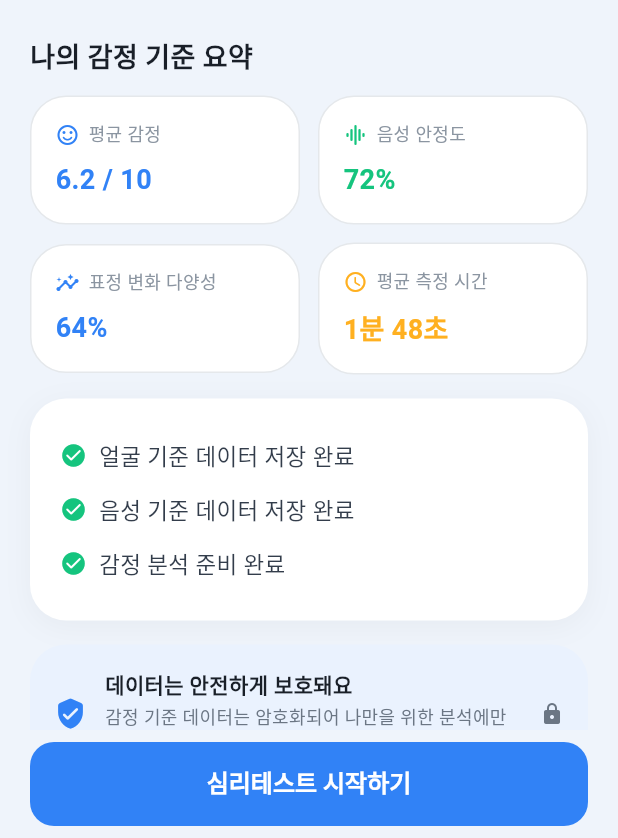
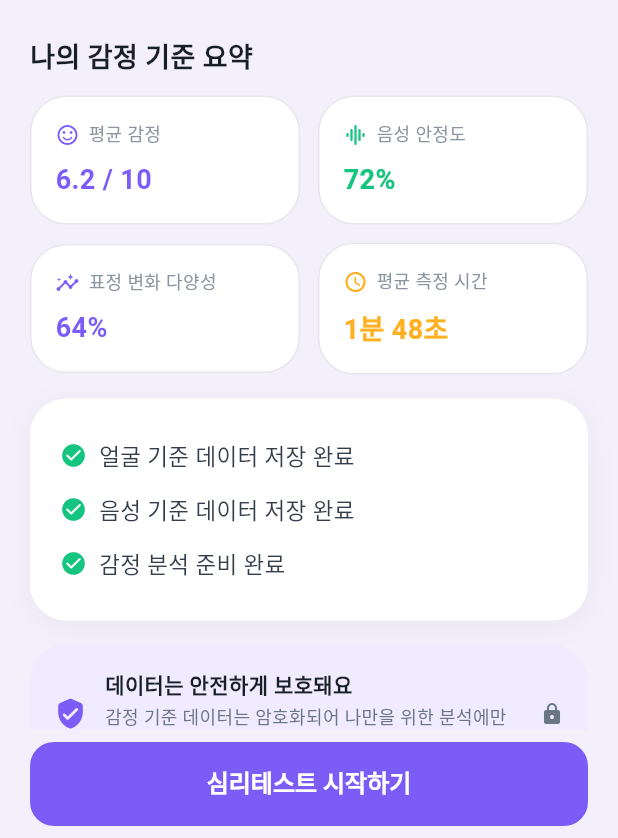
Before and after one commit to c189021/Oddo_app, a Flutter app: the BaselineDoneScreen screen opened by its route, on a phone screen of 412 x 824 dp, the part 398-1236 px from its top. Run offline on Flutter 3.47's test engine with Material 3 defaults, Android fonts, the phone set to English and light mode, and no system bars; our stand-ins replace camera, cloud_firestore, dio, firebase_auth, firebase_core, flutter_riverpod and 4 more; missing offline and left inert: kakao_flutter_sdk_user, record; accounts and stored records are empty.

Commit message:
앱 색 테마 전환: 파랑 → 보라 (토큰만 교체)
- AppColors primary 계열만 변경: primary #3182F6→#7C5CF6,
  pressed #1B64DA→#6242E0, primarySoft #EAF2FE→#F0EBFE,
  primarySoftBorder #CCE0FD→#D9CDFB, authBackground #EFF4FB→#F3F0FB,
  cloud #E1EBF8→#E7E1F6
- 중립색(흰 배경/회색/텍스트)·시맨틱(성공/경고/에러)·다크 통화 배경·
  브랜드 배지(구글/카카오)는 유지 — 레이아웃/구성 변경 없음
- records_dummy의 하드코딩 파랑 1곳을 AppColors.primary로 정리
- CLAUDE.md 메인 컬러 표기 갱신

```diff
--- a/lib/data/dummy/records_dummy.dart
+++ b/lib/data/dummy/records_dummy.dart
@@ -1,6 +1,7 @@
 import 'package:flutter/material.dart';
 
 import '../../core/utils/date_formatter.dart';
+import '../../theme/app_colors.dart';
 
 /// A summary metric tile on the emotion-report screen (49).
 class RecordMetric {
@@ -49,7 +50,7 @@ abstract final class RecordsDummy {
         Color(0xFFF04452)),
     RecordMetric(Icons.bolt_rounded, '스트레스 지수', '보통', Color(0xFFFFB020)),
     RecordMetric(Icons.directions_walk_rounded, '활동 기록', '5회',
-        Color(0xFF3182F6)),
+        AppColors.primary),
   ];
 
   static const String reportComment =
--- a/lib/theme/app_colors.dart
+++ b/lib/theme/app_colors.dart
@@ -6,27 +6,28 @@ import 'package:flutter/material.dart';
 /// widgets must reference these tokens (never raw `Color(0x...)`), so that a
 /// palette change happens in exactly one place.
 ///
-/// Brand color is #3182F6 (a calm, trustworthy blue). Backgrounds stay white /
-/// very-light-grey; only light-blue tints are allowed as secondary surfaces.
+/// Brand color is #7C5CF6 (a soft, comforting violet). Backgrounds stay white /
+/// very-light-grey; only light-lavender tints are allowed as secondary
+/// surfaces. (2026-07 파랑 #3182F6 → 보라 테마 전환 — 토큰만 교체)
 abstract final class AppColors {
   AppColors._();
 
   // --- Brand / primary ---------------------------------------------------
-  static const Color primary = Color(0xFF3182F6);
-  static const Color primaryPressed = Color(0xFF1B64DA);
+  static const Color primary = Color(0xFF7C5CF6);
+  static const Color primaryPressed = Color(0xFF6242E0);
 
-  /// Light-blue card / selected-state background (연한 하늘색 카드).
-  static const Color primarySoft = Color(0xFFEAF2FE);
+  /// Light-lavender card / selected-state background (연보라 카드).
+  static const Color primarySoft = Color(0xFFF0EBFE);
 
   /// Border for soft/selected cards.
-  static const Color primarySoftBorder = Color(0xFFCCE0FD);
+  static const Color primarySoftBorder = Color(0xFFD9CDFB);
 
   // --- Auth / onboarding surfaces ---------------------------------------
-  /// Light-blue background used on splash / auth / onboarding screens.
-  static const Color authBackground = Color(0xFFEFF4FB);
+  /// Light-lavender background used on splash / auth / onboarding screens.
+  static const Color authBackground = Color(0xFFF3F0FB);
 
   /// Decorative cloud/blob tint layered on the auth background corners.
-  static const Color cloud = Color(0xFFE1EBF8);
+  static const Color cloud = Color(0xFFE7E1F6);
 
   /// Kakao brand yellow — used only for the Kakao login icon chip.
   static const Color kakao = Color(0xFFFEE500);
```
Also changed, not shown: 1 other file.
